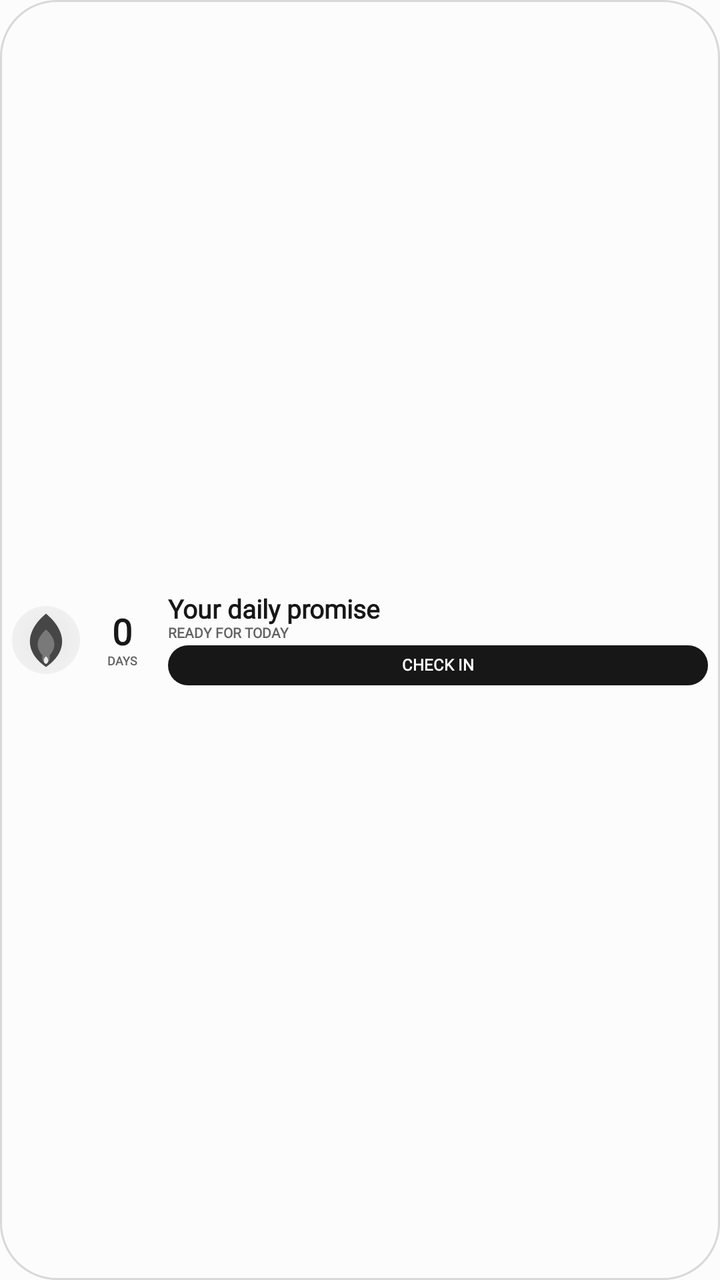
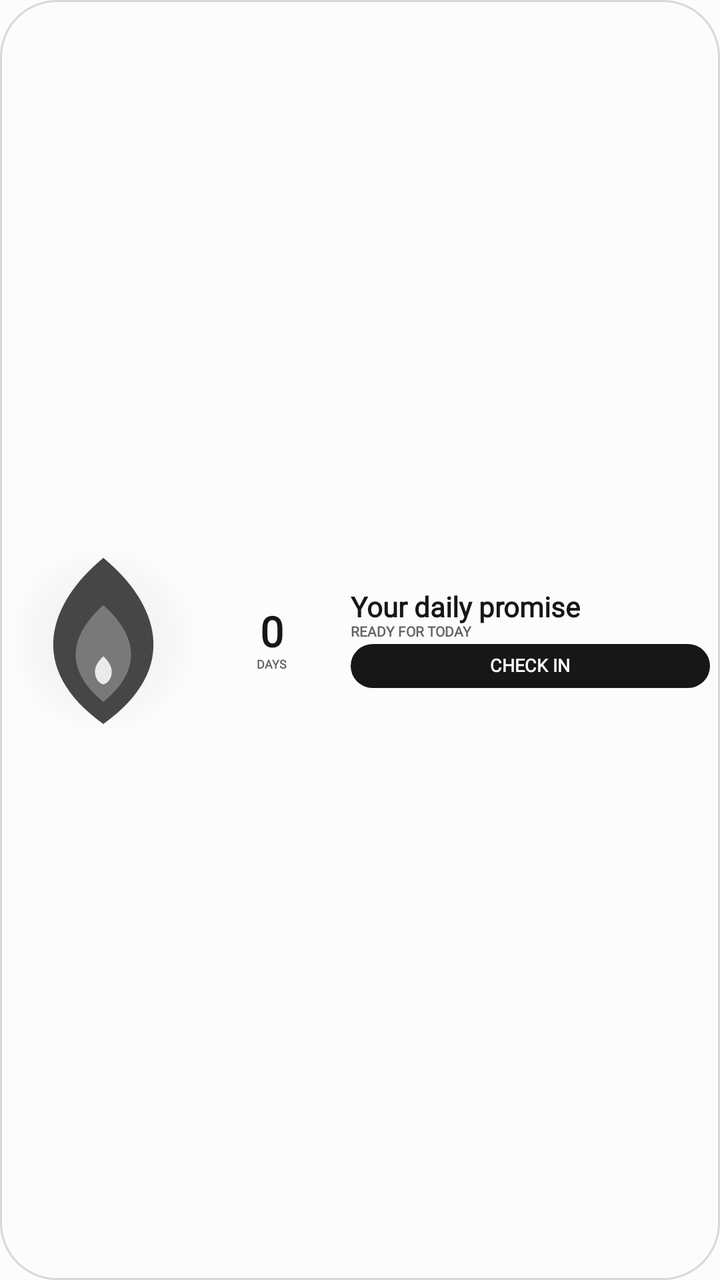

An Android layout rendered at two revisions. The XML below is the earlier revision; the diff shows what the commit changed to produce the second picture.
<!-- AndroidManifest.xml: application theme Theme.StreakWidget -->
<!-- res/layout/widget_layout_compact.xml -->
<?xml version="1.0" encoding="utf-8"?>
<FrameLayout xmlns:android="http://schemas.android.com/apk/res/android"
    android:id="@+id/widget_background"
    android:layout_width="match_parent"
    android:layout_height="match_parent"
    android:background="@drawable/widget_bg_shape"
    android:padding="6dp">

    <LinearLayout
        android:layout_width="match_parent"
        android:layout_height="match_parent"
        android:gravity="center_vertical"
        android:orientation="horizontal">

        <FrameLayout
            android:layout_width="34dp"
            android:layout_height="34dp">
            <ImageView android:id="@+id/widget_flame_glow" android:layout_width="34dp" android:layout_height="34dp" android:layout_gravity="center" android:contentDescription="@null" android:src="@drawable/widget_flame_glow" />
            <ImageView android:id="@+id/widget_flame_outer" android:layout_width="30dp" android:layout_height="30dp" android:layout_gravity="center" android:contentDescription="@null" android:src="@drawable/ic_widget_flame_outer" />
            <ImageView android:id="@+id/widget_flame_mid" android:layout_width="24dp" android:layout_height="24dp" android:layout_gravity="center" android:contentDescription="@null" android:src="@drawable/ic_widget_flame_mid" />
            <ImageView android:id="@+id/widget_flame_inner" android:layout_width="18dp" android:layout_height="18dp" android:layout_gravity="center_horizontal|bottom" android:layout_marginBottom="2dp" android:contentDescription="@null" android:src="@drawable/ic_widget_flame_inner" />
        </FrameLayout>

        <LinearLayout
            android:layout_width="34dp"
            android:layout_height="wrap_content"
            android:layout_marginStart="4dp"
            android:gravity="center"
            android:orientation="vertical">
            <TextView android:id="@+id/widget_streak_count" style="@style/WidgetText" android:layout_width="match_parent" android:layout_height="wrap_content" android:autoSizeTextType="uniform" android:autoSizeMinTextSize="10sp" android:autoSizeMaxTextSize="18sp" android:autoSizeStepGranularity="1sp" android:gravity="center" android:includeFontPadding="false" android:maxLines="1" android:text="@string/widget_preview_count" android:textColor="@color/widget_text_primary" android:textSize="18sp" android:textStyle="bold" />
            <TextView android:id="@+id/widget_streak_label" style="@style/WidgetText" android:layout_width="match_parent" android:layout_height="wrap_content" android:gravity="center" android:includeFontPadding="false" android:maxLines="1" android:text="@string/widget_preview_days" android:textColor="@color/widget_text_muted" android:textSize="6sp" android:textStyle="bold" />
        </LinearLayout>

        <LinearLayout
            android:layout_width="0dp"
            android:layout_height="match_parent"
            android:layout_marginStart="6dp"
            android:layout_weight="1"
            android:gravity="center_vertical"
            android:orientation="vertical">

            <TextView android:id="@+id/widget_eyebrow" style="@style/WidgetText" android:layout_width="1dp" android:layout_height="1dp" android:visibility="gone" />
            <TextView android:id="@+id/widget_habit_name" style="@style/WidgetText" android:layout_width="match_parent" android:layout_height="wrap_content" android:autoSizeTextType="uniform" android:autoSizeMinTextSize="10sp" android:autoSizeMaxTextSize="13sp" android:autoSizeStepGranularity="1sp" android:ellipsize="end" android:includeFontPadding="false" android:maxLines="1" android:text="@string/widget_preview_goal" android:textColor="@color/widget_text_primary" android:textSize="13sp" android:textStyle="bold" />
            <TextView android:id="@+id/widget_status" style="@style/WidgetText" android:layout_width="match_parent" android:layout_height="wrap_content" android:ellipsize="end" android:includeFontPadding="false" android:maxLines="1" android:text="@string/widget_preview_status" android:textColor="@color/widget_text_muted" android:textSize="7sp" android:textStyle="bold" />
            <TextView android:id="@+id/widget_task_progress" style="@style/WidgetText" android:layout_width="match_parent" android:layout_height="wrap_content" android:ellipsize="end" android:includeFontPadding="false" android:maxLines="1" android:textColor="@color/widget_text_muted" android:textSize="7sp" android:textStyle="bold" android:visibility="gone" />
            <TextView android:id="@+id/widget_check_in" style="@style/WidgetText" android:layout_width="match_parent" android:layout_height="20dp" android:layout_marginTop="2dp" android:autoSizeTextType="uniform" android:autoSizeMinTextSize="6sp" android:autoSizeMaxTextSize="8sp" android:autoSizeStepGranularity="1sp" android:background="@drawable/widget_action_shape" android:gravity="center" android:includeFontPadding="false" android:maxLines="1" android:text="@string/widget_preview_check_in" android:textColor="@color/widget_action_text" android:textSize="8sp" android:textStyle="bold" />
        </LinearLayout>
    </LinearLayout>
</FrameLayout>
<!-- resources referenced by this layout -->
<resources>
  <color name="widget_action_text">#FCFCFC</color>
  <color name="widget_text_muted">#626262</color>
  <color name="widget_text_primary">#171717</color>
  <!-- drawable ic_widget_flame_inner (drawable) -->
  <?xml version="1.0" encoding="utf-8"?>
  <vector xmlns:android="http://schemas.android.com/apk/res/android"
      android:width="100dp"
      android:height="100dp"
      android:viewportWidth="100"
      android:viewportHeight="100">
      
      <path
          android:fillColor="@color/widget_flame_idle_inner"
          android:pathData="M50,44 C62,57 66,72 50,84 C34,72 38,57 50,44 Z" />
      <path
          android:fillColor="#FFFFFF"
          android:pathData="M50,62 C55,67 57,71 56,76 C55,80 53,82 50,83 C47,82 45,80 44,76 C43,71 45,67 50,62 Z"
          android:fillAlpha="0.85" />
  </vector>
  <!-- drawable ic_widget_flame_mid (drawable) -->
  <?xml version="1.0" encoding="utf-8"?>
  <vector xmlns:android="http://schemas.android.com/apk/res/android"
      android:width="100dp"
      android:height="100dp"
      android:viewportWidth="100"
      android:viewportHeight="100">
      
      <path
          android:fillColor="@color/widget_flame_idle_inner"
          android:pathData="M50,28 C68,44 78,66 50,89 C22,66 32,44 50,28 Z" />
  </vector>
  <!-- drawable ic_widget_flame_outer (drawable) -->
  <?xml version="1.0" encoding="utf-8"?>
  <vector xmlns:android="http://schemas.android.com/apk/res/android"
      android:width="100dp"
      android:height="100dp"
      android:viewportWidth="100"
      android:viewportHeight="100">
      
      <path
          android:fillColor="@color/widget_flame_idle_outer"
          android:pathData="M50,6 C79,30 92,65 50,95 C8,65 21,30 50,6 Z" />
  </vector>
  <!-- drawable widget_action_shape (drawable) -->
  <?xml version="1.0" encoding="utf-8"?>
  <shape xmlns:android="http://schemas.android.com/apk/res/android" android:shape="rectangle">
      <solid android:color="@color/widget_action_surface" />
      <corners android:radius="18dp" />
  </shape>
  <!-- drawable widget_bg_shape (drawable) -->
  <?xml version="1.0" encoding="utf-8"?>
  <shape xmlns:android="http://schemas.android.com/apk/res/android" android:shape="rectangle">
      <solid android:color="@color/widget_surface" />
      <corners android:radius="28dp" />
      <stroke
          android:width="1dp"
          android:color="@color/widget_outline" />
  </shape>
  <!-- drawable widget_flame_glow (drawable) -->
  <?xml version="1.0" encoding="utf-8"?>
  <shape xmlns:android="http://schemas.android.com/apk/res/android" android:shape="oval">
      <gradient
          android:centerX="0.5"
          android:centerY="0.5"
          android:endColor="@android:color/transparent"
          android:gradientRadius="48dp"
          android:startColor="@color/widget_flame_idle_glow"
          android:type="radial" />
  </shape>
  <string name="widget_preview_check_in">CHECK IN</string>
  <string name="widget_preview_count">0</string>
  <string name="widget_preview_days">DAYS</string>
  <string name="widget_preview_goal">Your daily promise</string>
  <string name="widget_preview_status">READY FOR TODAY</string>
  <style name="WidgetText">
          <item name="android:fontFamily">serif</item>
      </style>
  <style name="Theme.StreakWidget" parent="android:Theme.Material.Light.NoActionBar">
          <item name="android:windowBackground">#FCFCFC</item>
          <item name="android:colorAccent">#151515</item>
          <item name="android:statusBarColor">#FCFCFC</item>
          <item name="android:navigationBarColor">#FCFCFC</item>
          <item name="android:windowLightStatusBar">true</item>
          <item name="android:windowNoTitle">true</item>
      </style>
  <color name="widget_flame_idle_inner">#797979</color>
  <color name="widget_flame_idle_outer">#464646</color>
  <color name="widget_action_surface">#171717</color>
  <color name="widget_surface">#FCFCFC</color>
  <color name="widget_outline">#D8D8D8</color>
  <color name="widget_flame_idle_glow">#14171717</color>
</resources>

<!-- the commit's change to res/layout/widget_layout_compact.xml (unified diff, before → after) -->
@@ -4,7 +4,7 @@
     android:layout_width="match_parent"
     android:layout_height="match_parent"
     android:background="@drawable/widget_bg_shape"
-    android:padding="6dp">
+    android:padding="5dp">
 
     <LinearLayout
         android:layout_width="match_parent"
@@ -13,37 +13,39 @@
         android:orientation="horizontal">
 
         <FrameLayout
-            android:layout_width="34dp"
-            android:layout_height="34dp">
-            <ImageView android:id="@+id/widget_flame_glow" android:layout_width="34dp" android:layout_height="34dp" android:layout_gravity="center" android:contentDescription="@null" android:src="@drawable/widget_flame_glow" />
-            <ImageView android:id="@+id/widget_flame_outer" android:layout_width="30dp" android:layout_height="30dp" android:layout_gravity="center" android:contentDescription="@null" android:src="@drawable/ic_widget_flame_outer" />
-            <ImageView android:id="@+id/widget_flame_mid" android:layout_width="24dp" android:layout_height="24dp" android:layout_gravity="center" android:contentDescription="@null" android:src="@drawable/ic_widget_flame_mid" />
-            <ImageView android:id="@+id/widget_flame_inner" android:layout_width="18dp" android:layout_height="18dp" android:layout_gravity="center_horizontal|bottom" android:layout_marginBottom="2dp" android:contentDescription="@null" android:src="@drawable/ic_widget_flame_inner" />
+            android:layout_width="0dp"
+            android:layout_height="match_parent"
+            android:layout_weight="1.15">
+            <ImageView android:id="@+id/widget_flame_glow" android:layout_width="match_parent" android:layout_height="match_parent" android:contentDescription="@null" android:scaleType="fitCenter" android:src="@drawable/widget_flame_glow" />
+            <ImageView android:id="@+id/widget_flame_outer" android:layout_width="match_parent" android:layout_height="match_parent" android:contentDescription="@null" android:scaleType="fitCenter" android:src="@drawable/ic_widget_flame_outer" />
+            <ImageView android:id="@+id/widget_flame_mid" android:layout_width="match_parent" android:layout_height="match_parent" android:contentDescription="@null" android:padding="7dp" android:scaleType="fitCenter" android:src="@drawable/ic_widget_flame_mid" />
+            <ImageView android:id="@+id/widget_flame_inner" android:layout_width="match_parent" android:layout_height="match_parent" android:contentDescription="@null" android:padding="13dp" android:scaleType="fitCenter" android:src="@drawable/ic_widget_flame_inner" />
         </FrameLayout>
 
         <LinearLayout
-            android:layout_width="34dp"
+            android:layout_width="0dp"
             android:layout_height="wrap_content"
-            android:layout_marginStart="4dp"
+            android:layout_marginStart="3dp"
+            android:layout_weight="0.85"
             android:gravity="center"
             android:orientation="vertical">
-            <TextView android:id="@+id/widget_streak_count" style="@style/WidgetText" android:layout_width="match_parent" android:layout_height="wrap_content" android:autoSizeTextType="uniform" android:autoSizeMinTextSize="10sp" android:autoSizeMaxTextSize="18sp" android:autoSizeStepGranularity="1sp" android:gravity="center" android:includeFontPadding="false" android:maxLines="1" android:text="@string/widget_preview_count" android:textColor="@color/widget_text_primary" android:textSize="18sp" android:textStyle="bold" />
+            <TextView android:id="@+id/widget_streak_count" style="@style/WidgetText" android:layout_width="match_parent" android:layout_height="wrap_content" android:autoSizeTextType="uniform" android:autoSizeMinTextSize="11sp" android:autoSizeMaxTextSize="21sp" android:autoSizeStepGranularity="1sp" android:gravity="center" android:includeFontPadding="false" android:maxLines="1" android:text="@string/widget_preview_count" android:textColor="@color/widget_text_primary" android:textSize="21sp" android:textStyle="bold" />
             <TextView android:id="@+id/widget_streak_label" style="@style/WidgetText" android:layout_width="match_parent" android:layout_height="wrap_content" android:gravity="center" android:includeFontPadding="false" android:maxLines="1" android:text="@string/widget_preview_days" android:textColor="@color/widget_text_muted" android:textSize="6sp" android:textStyle="bold" />
         </LinearLayout>
 
         <LinearLayout
             android:layout_width="0dp"
             android:layout_height="match_parent"
-            android:layout_marginStart="6dp"
-            android:layout_weight="1"
+            android:layout_marginStart="5dp"
+            android:layout_weight="2.2"
             android:gravity="center_vertical"
             android:orientation="vertical">
 
             <TextView android:id="@+id/widget_eyebrow" style="@style/WidgetText" android:layout_width="1dp" android:layout_height="1dp" android:visibility="gone" />
-            <TextView android:id="@+id/widget_habit_name" style="@style/WidgetText" android:layout_width="match_parent" android:layout_height="wrap_content" android:autoSizeTextType="uniform" android:autoSizeMinTextSize="10sp" android:autoSizeMaxTextSize="13sp" android:autoSizeStepGranularity="1sp" android:ellipsize="end" android:includeFontPadding="false" android:maxLines="1" android:text="@string/widget_preview_goal" android:textColor="@color/widget_text_primary" android:textSize="13sp" android:textStyle="bold" />
+            <TextView android:id="@+id/widget_habit_name" style="@style/WidgetText" android:layout_width="match_parent" android:layout_height="wrap_content" android:autoSizeTextType="uniform" android:autoSizeMinTextSize="10sp" android:autoSizeMaxTextSize="14sp" android:autoSizeStepGranularity="1sp" android:ellipsize="end" android:includeFontPadding="false" android:maxLines="1" android:text="@string/widget_preview_goal" android:textColor="@color/widget_text_primary" android:textSize="14sp" android:textStyle="bold" />
             <TextView android:id="@+id/widget_status" style="@style/WidgetText" android:layout_width="match_parent" android:layout_height="wrap_content" android:ellipsize="end" android:includeFontPadding="false" android:maxLines="1" android:text="@string/widget_preview_status" android:textColor="@color/widget_text_muted" android:textSize="7sp" android:textStyle="bold" />
             <TextView android:id="@+id/widget_task_progress" style="@style/WidgetText" android:layout_width="match_parent" android:layout_height="wrap_content" android:ellipsize="end" android:includeFontPadding="false" android:maxLines="1" android:textColor="@color/widget_text_muted" android:textSize="7sp" android:textStyle="bold" android:visibility="gone" />
-            <TextView android:id="@+id/widget_check_in" style="@style/WidgetText" android:layout_width="match_parent" android:layout_height="20dp" android:layout_marginTop="2dp" android:autoSizeTextType="uniform" android:autoSizeMinTextSize="6sp" android:autoSizeMaxTextSize="8sp" android:autoSizeStepGranularity="1sp" android:background="@drawable/widget_action_shape" android:gravity="center" android:includeFontPadding="false" android:maxLines="1" android:text="@string/widget_preview_check_in" android:textColor="@color/widget_action_text" android:textSize="8sp" android:textStyle="bold" />
+            <TextView android:id="@+id/widget_check_in" style="@style/WidgetText" android:layout_width="match_parent" android:layout_height="22dp" android:layout_marginTop="2dp" android:autoSizeTextType="uniform" android:autoSizeMinTextSize="6sp" android:autoSizeMaxTextSize="9sp" android:autoSizeStepGranularity="1sp" android:background="@drawable/widget_action_shape" android:gravity="center" android:includeFontPadding="false" android:maxLines="1" android:text="@string/widget_preview_check_in" android:textColor="@color/widget_action_text" android:textSize="9sp" android:textStyle="bold" />
         </LinearLayout>
     </LinearLayout>
 </FrameLayout>
